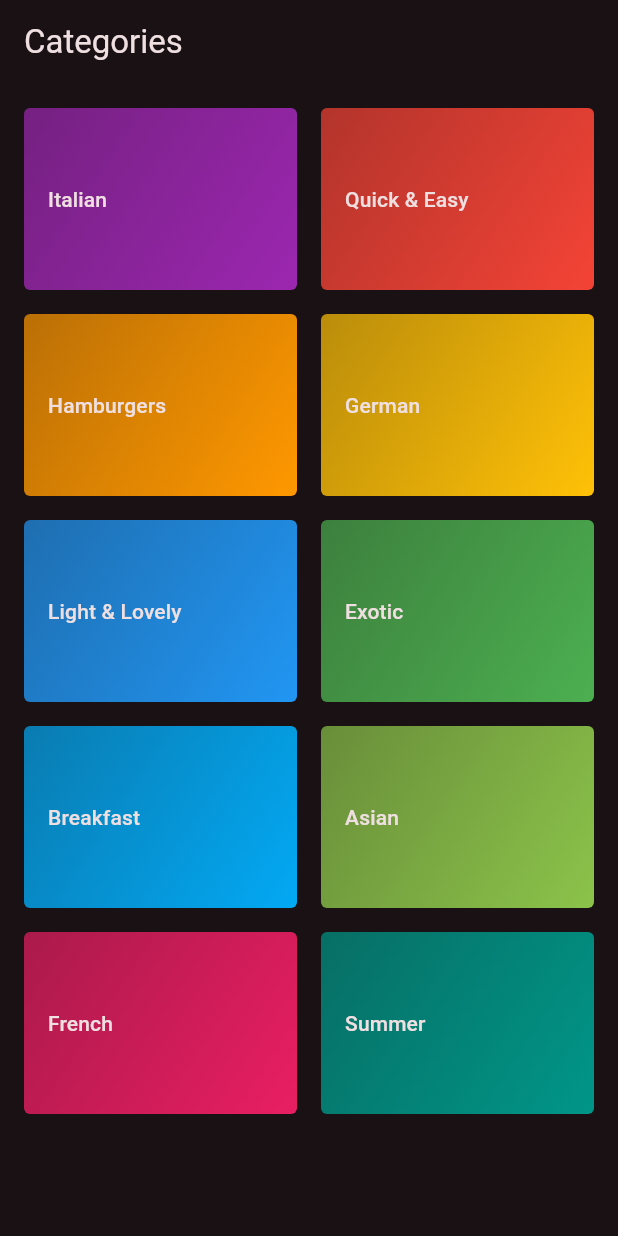
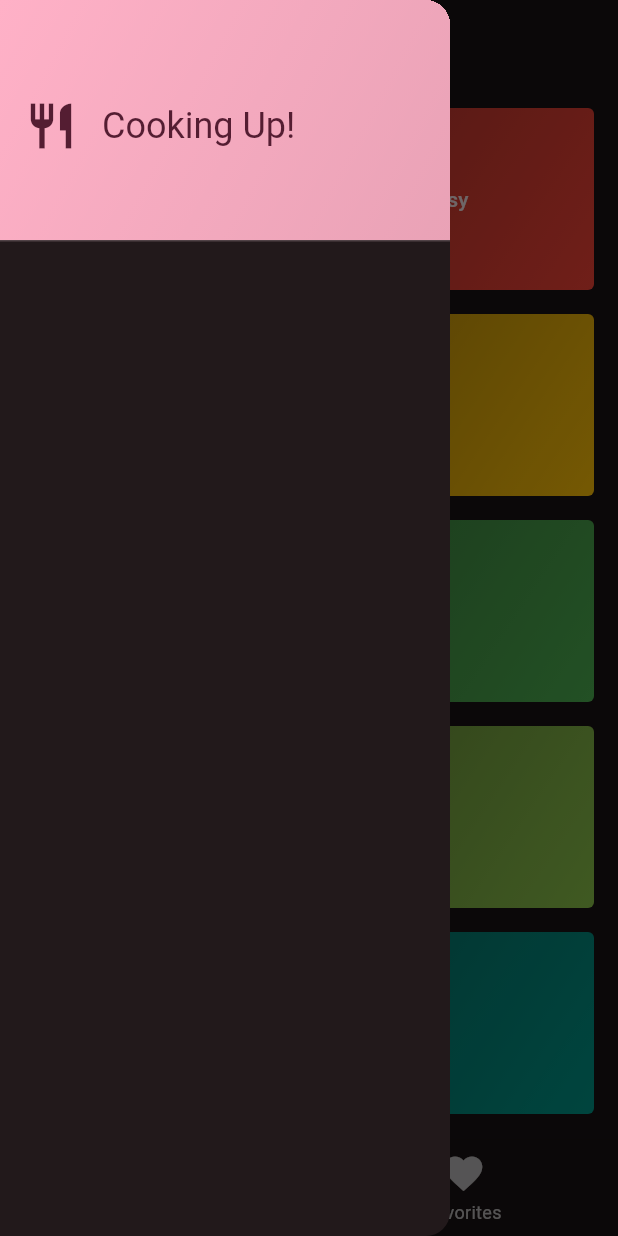
Before and after one commit to jaaraarkey/dark_kitchen_flutter, a Flutter app: the screen it shows after launch, with the side drawer open (before the commit the screen has no drawer), on a phone screen of 412 x 824 dp. Run offline on Flutter 3.47's test engine with Material 3 defaults, Android fonts, the light colour scheme and no system bars; our stand-ins replace google_fonts, transparent_image.

Commit message:
favorite screen added, side-drawer added

```diff
--- a/lib/main.dart
+++ b/lib/main.dart
@@ -1,4 +1,5 @@
-import 'package:black_kitchen/screens/categories.dart';
+// import 'package:black_kitchen/screens/categories.dart';
+import 'package:black_kitchen/screens/tabs_screen.dart';
 // import 'package:black_kitchen/screens/meals.dart';
 import 'package:flutter/material.dart';
 import 'package:google_fonts/google_fonts.dart';
@@ -23,7 +24,7 @@ class App extends StatelessWidget {
   Widget build(BuildContext context) {
     return MaterialApp(
       theme: theme,
-      home: const CategoriesScreen(),
+      home: const TabsScreen(),
     );
   }
 }
--- a/lib/screens/categories.dart
+++ b/lib/screens/categories.dart
@@ -2,10 +2,13 @@ import 'package:black_kitchen/data/dummy_data.dart';
 import 'package:black_kitchen/screens/meals.dart';
 import 'package:black_kitchen/widgets/category_grid_item.dart';
 import 'package:flutter/material.dart';
+import 'package:black_kitchen/models/meal.dart';
 import 'package:black_kitchen/models/category.dart';
 
 class CategoriesScreen extends StatelessWidget {
-  const CategoriesScreen({super.key});
+  CategoriesScreen({super.key, required this.onToggleFavorite});
+
+  void Function(Meal meal) onToggleFavorite;
 
   void _selectCategory(BuildContext context, Category category) {
     final filteredMeals = dummyMeals
@@ -16,17 +19,14 @@ class CategoriesScreen extends StatelessWidget {
       builder: (ctx) => MealsScreen(
         title: category.title,
         meals: filteredMeals,
+        onToggleFavorite: onToggleFavorite,
       ),
     ));
   }
 
   @override
   Widget build(BuildContext context) {
-    return Scaffold(
-        appBar: AppBar(
-          title: const Text('Categories'),
-        ),
-        body: GridView(
+    return GridView(
       padding: const EdgeInsets.all(16),
       gridDelegate: const SliverGridDelegateWithFixedCrossAxisCount(
           crossAxisCount: 2,
@@ -42,6 +42,6 @@ class CategoriesScreen extends StatelessWidget {
             },
           ),
       ],
-        ));
+    );
   }
 }
--- /dev/null
+++ b/lib/screens/tabs_screen.dart
@@ -0,0 +1,101 @@
+import 'package:black_kitchen/screens/categories.dart';
+import 'package:black_kitchen/screens/meals.dart';
+import 'package:black_kitchen/widgets/main_drawer.dart';
+import 'package:flutter/material.dart';
+import 'package:black_kitchen/models/meal.dart';
+
+class TabsScreen extends StatefulWidget {
+  const TabsScreen({
+    super.key,
+  });
+  @override
+  // State<_TabsScreenState> createState() => _TabsScreenState();
+  State<TabsScreen> createState() {
+    return _TabsScreenState();
+  }
+}
+
+class _TabsScreenState extends State<TabsScreen> {
+  int _selectedPageIndex = 0;
+  final List<Meal> _favoriteMeals = [];
+
+  void _selectedPage(int index) {
+    setState(() {
+      _selectedPageIndex = index;
+    });
+  }
+
+  void _showInfoMessage(BuildContext context, String message) {
+    ScaffoldMessenger.of(context).showSnackBar(
+      SnackBar(
+        content: Text(
+          message,
+          textAlign: TextAlign.center,
+          style: const TextStyle(fontWeight: FontWeight.bold),
+        ),
+        duration: const Duration(seconds: 2),
+      ),
+    );
+  }
+
+  void _toggleFavoriteStatus(Meal meal) {
+    final isInFavorites = _favoriteMeals.contains(meal);
+    if (isInFavorites) {
+      setState(() {
+        _favoriteMeals.remove(meal);
+      });
+      _showInfoMessage(context, 'Removed from favorites');
+    } else {
+      setState(() {
+        _favoriteMeals.add(meal);
+      });
+
+      _showInfoMessage(context, 'Added to favorites');
+    }
+  }
+
+  @override
+  Widget build(BuildContext context) {
+    Widget selectedPage =
+        CategoriesScreen(onToggleFavorite: _toggleFavoriteStatus);
+    var selectedPageTitle = 'Categories';
+
+    if (_selectedPageIndex == 1) {
+      selectedPage = MealsScreen(
+        meals: _favoriteMeals,
+        title: null,
+        onToggleFavorite: (Meal meal) {},
+      );
+      selectedPageTitle = 'Favorites';
+    }
+
+    return Scaffold(
+      appBar: AppBar(
+        title: Text(selectedPageTitle),
+      ),
+      drawer: const MainDrawer(),
+      body: selectedPage,
+      bottomNavigationBar: BottomNavigationBar(
+        currentIndex: _selectedPageIndex,
+        selectedIconTheme: selectedPageTitle == 'Favorites'
+            ? const IconThemeData(color: Colors.white)
+            : const IconThemeData(color: Colors.white),
+        onTap: _selectedPage,
+        items: const [
+          BottomNavigationBarItem(
+              icon: Icon(
+                Icons.food_bank_sharp,
+                size: 30,
+              ),
+              label: 'Categories'),
+          BottomNavigationBarItem(
+              icon: Icon(
+                Icons.favorite,
+                size: 30,
+              ),
+              label: 'Favorites'),
+        ],
+      ),
+    );
+  }
+}
--- /dev/null
+++ b/lib/widgets/main_drawer.dart
@@ -0,0 +1,38 @@
+import 'package:flutter/material.dart';
+
+class MainDrawer extends StatelessWidget {
+  const MainDrawer({super.key});
+
+  @override
+  Widget build(BuildContext context) {
+    return Drawer(
+        width: 300,
+        child: Column(
+          children: [
+            DrawerHeader(
+                decoration: BoxDecoration(
+                  gradient: LinearGradient(colors: [
+                    Theme.of(context).colorScheme.primary,
+                    Theme.of(context).colorScheme.primary.withOpacity(0.9)
+                  ], begin: Alignment.topLeft, end: Alignment.bottomRight),
+                ),
+                child: Row(
+                  children: [
+                    Icon(Icons.restaurant,
+                        size: 36,
+                        color: Theme.of(context).colorScheme.onPrimary),
+                    const SizedBox(width: 16),
+                    Text(
+                      'Cooking Up!',
+                      style: Theme.of(context)
+                          .textTheme
+                          .headlineSmall!
+                          .copyWith(
+                              color: Theme.of(context).colorScheme.onPrimary),
+                    )
+                  ],
+                )),
+          ],
+        ));
+  }
+}
```
Also changed, not shown: lib/screens/meal_details.dart (+67 -6 lines), lib/screens/meals.dart (+19 -4 lines), 3 other files. Lines whose indentation alone changed are shown as unchanged.
